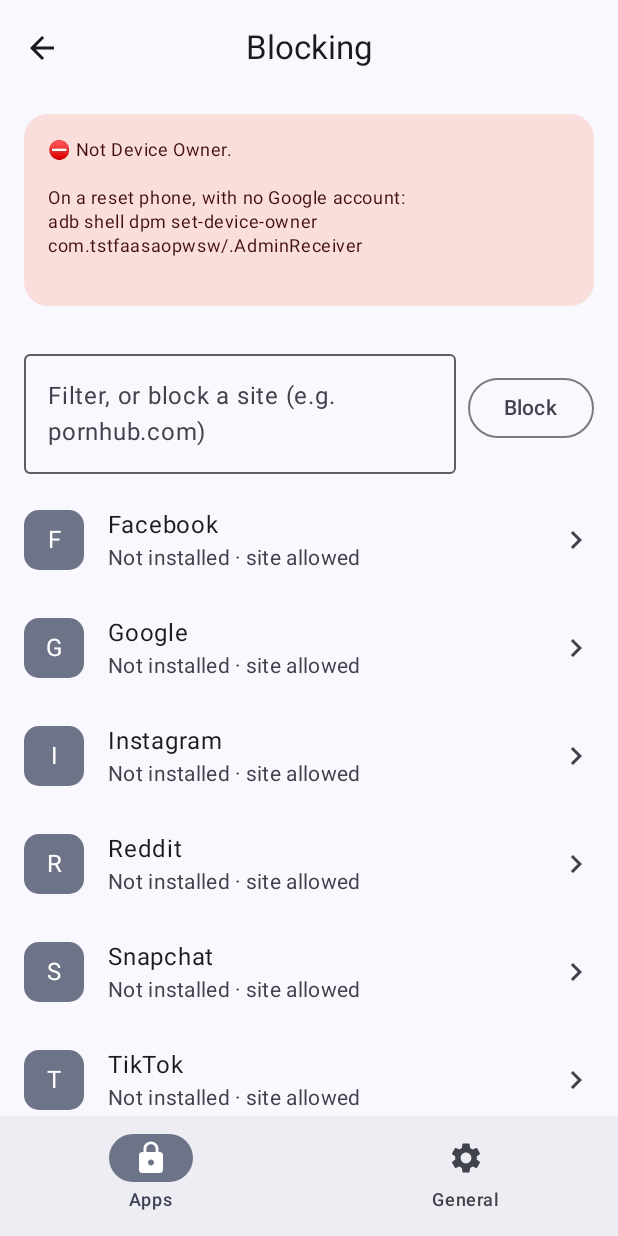
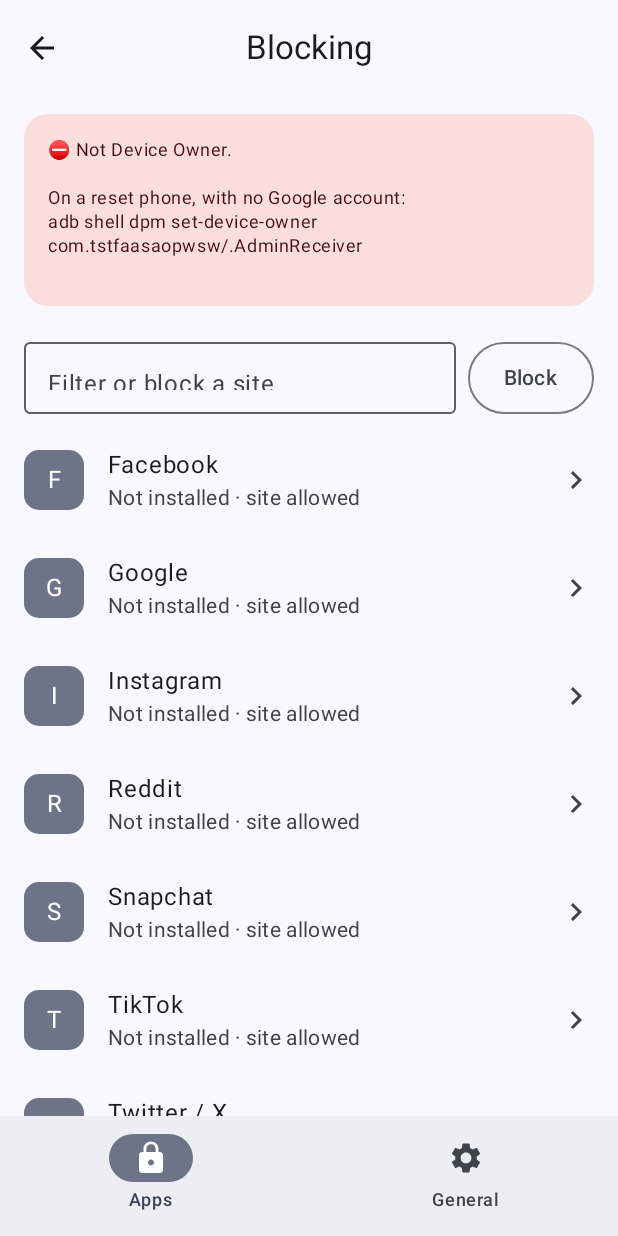
Before and after one commit to lakonguina/TSTFAASAOPWSW, an Android app built with Jetpack Compose: the composable BlockHost shown on its own in the app's theme, on a phone screen of 412 x 824 dp. Run offline under Robolectric (Android 15) with nearby library versions, the phone set to English and light mode, and no system bars.

Commit message:
Shrink block-site field to button height

```diff
--- a/app/src/main/java/com/tstfaasaopwsw/ServicesScreen.kt
+++ b/app/src/main/java/com/tstfaasaopwsw/ServicesScreen.kt
@@ -9,6 +9,7 @@ import androidx.compose.foundation.layout.Column
 import androidx.compose.foundation.layout.Row
 import androidx.compose.foundation.layout.fillMaxSize
 import androidx.compose.foundation.layout.fillMaxWidth
+import androidx.compose.foundation.layout.height
 import androidx.compose.foundation.layout.padding
 import androidx.compose.foundation.layout.size
 import androidx.compose.foundation.lazy.LazyColumn
@@ -57,13 +58,14 @@ internal fun ServicesScreen(services: List<ServiceInfo>?, snap: Snapshot, refres
             OutlinedTextField(
                 value = site,
                 onValueChange = { site = it },
-                modifier = Modifier.weight(1f),
-                label = { Text("Filter, or block a site (e.g. pornhub.com)") },
+                modifier = Modifier.weight(1f).height(48.dp),
+                placeholder = { Text("Filter or block a site") },
+                textStyle = MaterialTheme.typography.bodyMedium,
                 singleLine = true,
             )
             OutlinedButton(onClick = {
                 if (q.isNotEmpty()) { store.blockWeb(q); site = ""; refresh() }
-            }) { Text("Block") }
+            }, modifier = Modifier.height(48.dp)) { Text("Block") }
         }
         LazyColumn(Modifier.fillMaxSize()) {
             if (filtered == null) {
```
